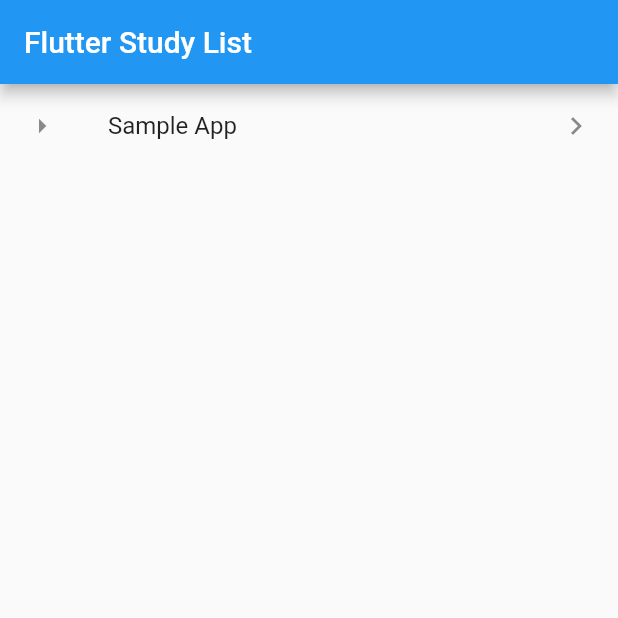
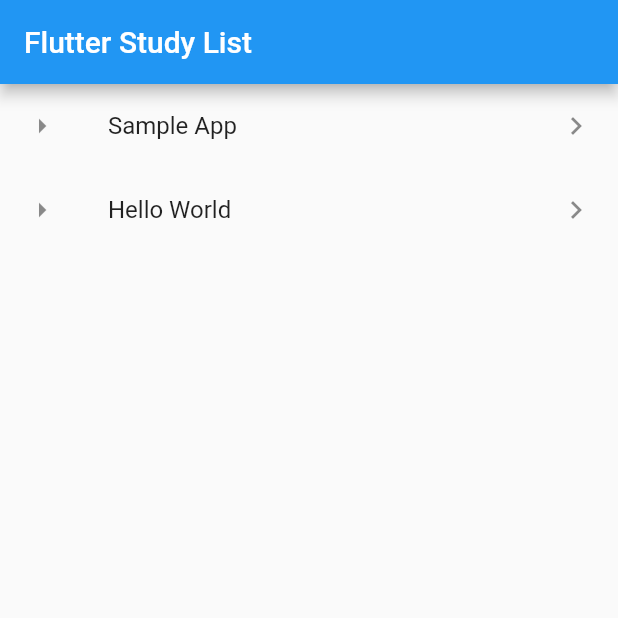
Before and after one commit to windseat/suvival_flutter, a Flutter app: the screen it shows after launch, on a phone screen of 412 x 824 dp, the top half of it. Run offline on Flutter 3.47's test engine with Material 2 defaults, Android fonts, the phone set to English and light mode, and no system bars.

Commit message:
2021 11 19 사무실 업데이ㅡ

```diff
--- a/lib/01_sample_app.dart
+++ b/lib/01_sample_app.dart
@@ -1,21 +1,21 @@
 import 'package:flutter/material.dart';
 
-void main() => runApp(SampleApp());
-
-class SampleApp extends StatelessWidget {
-  const SampleApp({Key? key}) : super(key: key);
-
-  @override
-  Widget build(BuildContext context) {
-    return MaterialApp(
-      title: 'Flutter Demo',
-      theme: ThemeData(primarySwatch: Colors.blue,),
-      home: MyHomePage(
-        title: '01_sample_app',
-      ),
-    );
-  }
-}
+// void main() => runApp(SampleApp());
+//
+// class SampleApp extends StatelessWidget {
+//   const SampleApp({Key? key}) : super(key: key);
+//
+//   @override
+//   Widget build(BuildContext context) {
+//     return MaterialApp(
+//       title: 'Flutter Demo',
+//       theme: ThemeData(primarySwatch: Colors.blue,),
+//       home: MyHomePage(
+//         title: '01_sample_app',
+//       ),
+//     );
+//   }
+// }
 
 class MyHomePage extends StatefulWidget {
   const MyHomePage({Key? key, required this.title}) : super(key: key);
--- a/lib/main.dart
+++ b/lib/main.dart
@@ -1,5 +1,6 @@
 import 'package:flutter/material.dart';
 import 'package:survival_flutter/01_sample_app.dart';
+import 'package:survival_flutter/02_hello_world.dart';
 
 void main() => runApp(MyApp());
 
@@ -11,7 +12,22 @@ class MyApp extends StatelessWidget {
     return MaterialApp(
       title: 'Flutter Study Note',
       theme: ThemeData(primarySwatch: Colors.blue),
-      home: Scaffold(
+      home: FlutterStudyList(),
+    );
+  }
+}
+
+class FlutterStudyList extends StatefulWidget {
+  const FlutterStudyList({Key? key}) : super(key: key);
+
+  @override
+  _FlutterStudyListState createState() => _FlutterStudyListState();
+}
+
+class _FlutterStudyListState extends State<FlutterStudyList> {
+  @override
+  Widget build(BuildContext context) {
+    return Scaffold(
       appBar: AppBar(
         title: Text('Flutter Study List'),
       ),
@@ -25,13 +41,23 @@ class MyApp extends StatelessWidget {
             onTap: () {
               Navigator.push(
                 context,
-                  MaterialPageRoute(builder: (context) => MyHomePage(title: 'Flutter Demo Home Page')),
+                MaterialPageRoute(builder: (context) => MyHomePage(title: '01_sample_app')),
+              );
+            },
+          ),
+          ListTile(
+            leading: Icon(Icons.arrow_right_sharp),
+            title: Text('Hello World'),
+            trailing: Icon(Icons.navigate_next),
+            onTap: () {
+              Navigator.push(
+                context,
+                MaterialPageRoute(builder: (context) => HelloWorld(title: '02_hello_world')),
               );
             },
           ),
         ],
       ),
-      ),
     );
   }
 }
```
Also changed, not shown: lib/02_hello_world.dart (+26 -25 lines), 1 other file. Lines whose indentation alone changed are shown as unchanged.
